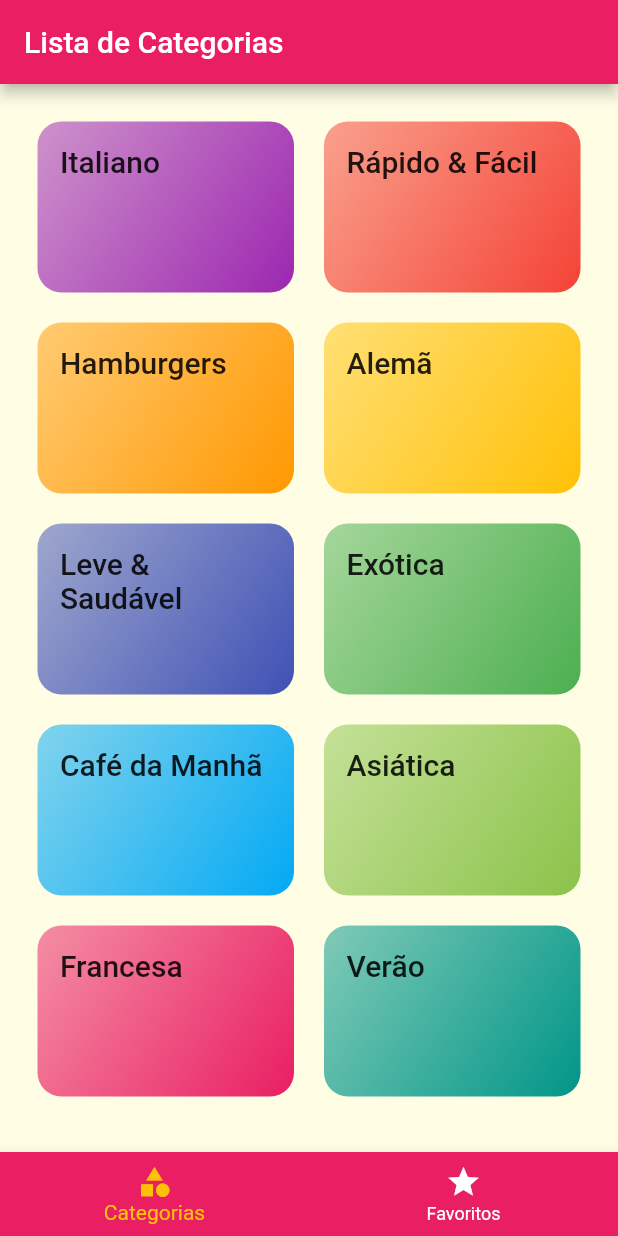
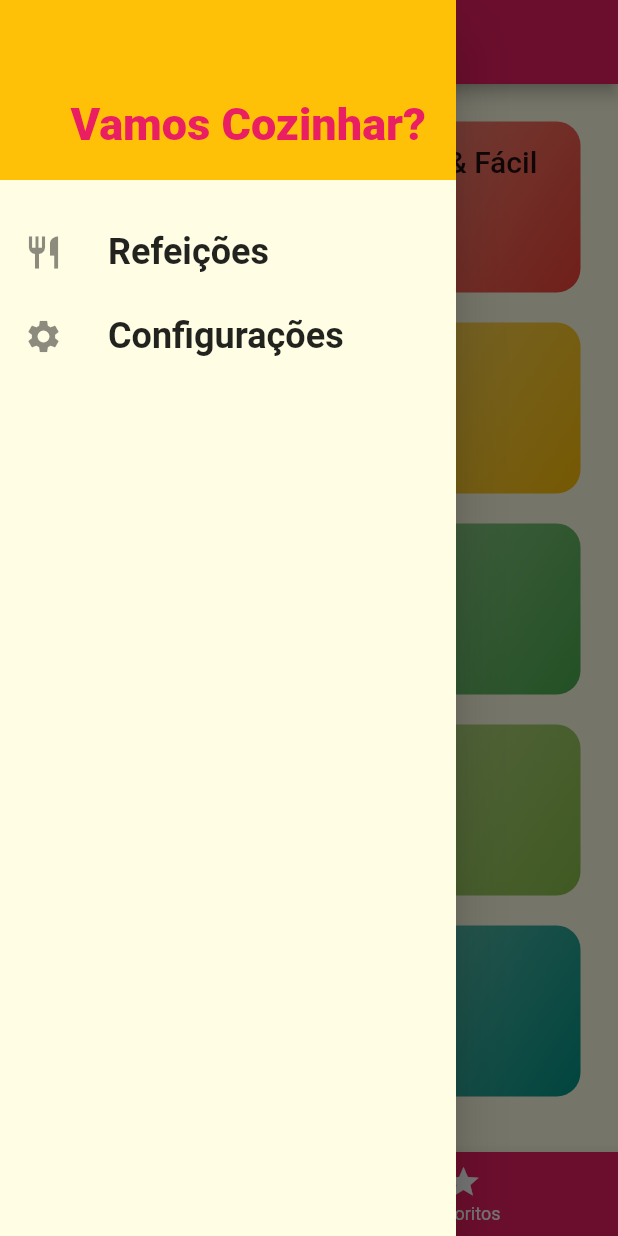
Before and after one commit to niltoneapontes/meals-app-flutter, a Flutter app: the screen it shows after launch, with the side drawer open (before the commit the screen has no drawer), on a phone screen of 412 x 824 dp. Run offline on Flutter 3.47's test engine with Material 2 defaults, Android fonts, the phone set to English and light mode, and no system bars.

Commit message:
feat: drawer

```diff
--- /dev/null
+++ b/lib/components/main_drawer.dart
@@ -0,0 +1,53 @@
+import 'package:flutter/material.dart';
+import '../utils/app_routes.dart';
+
+class MainDrawer extends StatelessWidget {
+  Widget _createItem(IconData icon, String label, Function onTap) {
+    return ListTile(
+      leading: Icon(
+        icon,
+        size: 26,
+      ),
+      title: Text(label,
+          style: TextStyle(
+            fontFamily: 'Roboto',
+            fontSize: 24,
+            fontWeight: FontWeight.bold,
+          )),
+      onTap: () => onTap(),
+    );
+  }
+
+  @override
+  Widget build(BuildContext context) {
+    return Drawer(
+      child: Column(
+        children: [
+          Container(
+            height: 120,
+            width: double.infinity,
+            padding: EdgeInsets.all(20),
+            color: Theme.of(context).accentColor,
+            alignment: Alignment.bottomRight,
+            child: Text('Vamos Cozinhar?',
+                style: TextStyle(
+                  fontWeight: FontWeight.w900,
+                  fontSize: 30,
+                  color: Theme.of(context).primaryColor,
+                )),
+          ),
+          SizedBox(
+            height: 20,
+          ),
+          _createItem(Icons.restaurant, 'Refeições',
+              () => Navigator.of(context).pushReplacementNamed(AppRoutes.HOME)),
+          _createItem(
+              Icons.settings,
+              'Configurações',
+              () => Navigator.of(context)
+                  .pushReplacementNamed(AppRoutes.SETTINGS)),
+        ],
+      ),
+    );
+  }
+}
--- a/lib/main.dart
+++ b/lib/main.dart
@@ -1,5 +1,6 @@
 import 'package:flutter/material.dart';
 import 'package:meals/screens/meal_details_screen.dart';
+import 'package:meals/screens/settings_screen.dart';
 import 'screens/categories_screen.dart';
 import 'screens/categories_meals_screen.dart';
 import 'screens/tabs_screen.dart';
@@ -28,7 +29,8 @@ class MyApp extends StatelessWidget {
       routes: {
         AppRoutes.HOME: (_) => TabsScreen(),
         AppRoutes.CATEGORIES_VIEWS: (_) => CategoriesMealsScreen(),
-        AppRoutes.MEAL_DETAILS: (_) => MealDetailScreen()
+        AppRoutes.MEAL_DETAILS: (_) => MealDetailScreen(),
+        AppRoutes.SETTINGS: (_) => SettingsScreen(),
       },
       onUnknownRoute: (settings) {
         return MaterialPageRoute(builder: (_) {
--- a/lib/screens/tabs_screen.dart
+++ b/lib/screens/tabs_screen.dart
@@ -1,4 +1,5 @@
 import 'package:flutter/material.dart';
+import 'package:meals/components/main_drawer.dart';
 import 'categories_screen.dart';
 import 'favorite_screen.dart';
 
@@ -30,6 +31,7 @@ class _TabsScreenState extends State<TabsScreen> {
         title: Text(_titles[_selectedScreenIndex]),
       ),
       body: _screens[_selectedScreenIndex],
+      drawer: MainDrawer(),
       bottomNavigationBar: BottomNavigationBar(
         onTap: _selectScreen,
         unselectedItemColor: Colors.white,
--- a/lib/utils/app_routes.dart
+++ b/lib/utils/app_routes.dart
@@ -2,4 +2,5 @@ class AppRoutes {
   static const HOME = '/';
   static const CATEGORIES_VIEWS = '/categories-meals';
   static const MEAL_DETAILS = '/meal-details';
+  static const SETTINGS = '/settings';
 }
```
Also changed, not shown: lib/components/meal_item.dart (+12 -1 lines), lib/screens/meal_details_screen.dart (+11 -2 lines), lib/screens/settings_screen.dart (added, +16 -0 lines).
